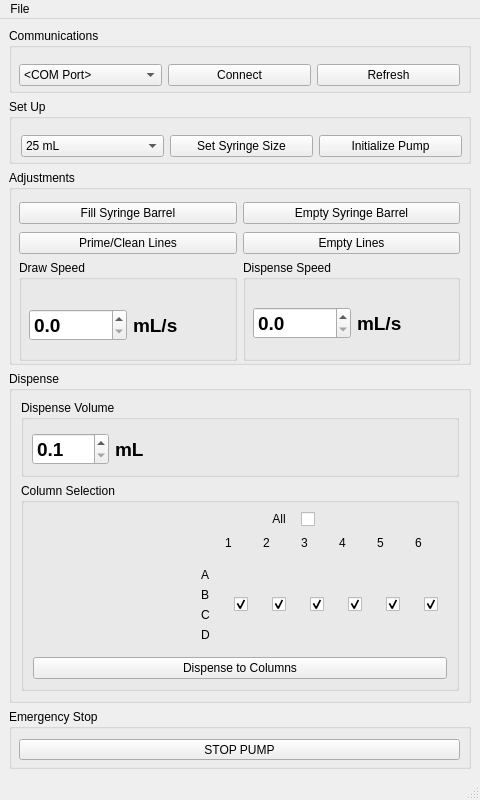
Wyss/automated-chromatography, file Wash_GUI/mainwindow.ui: the form before one commit.
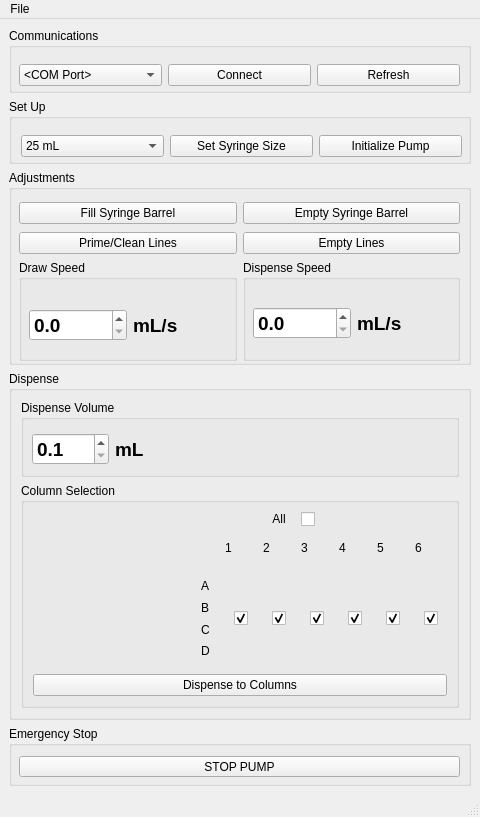
The form after the commit. Icons and pictures are not drawn.

Diff of the .ui file:
```diff
--- a/Wash_GUI/mainwindow.ui
+++ b/Wash_GUI/mainwindow.ui
@@ -7,7 +7,7 @@
     <x>0</x>
     <y>0</y>
     <width>480</width>
-    <height>800</height>
+    <height>817</height>
    </rect>
   </property>
   <property name="minimumSize">
```
Left out of the diff: 21 changed lines with no effect on the pictures.
